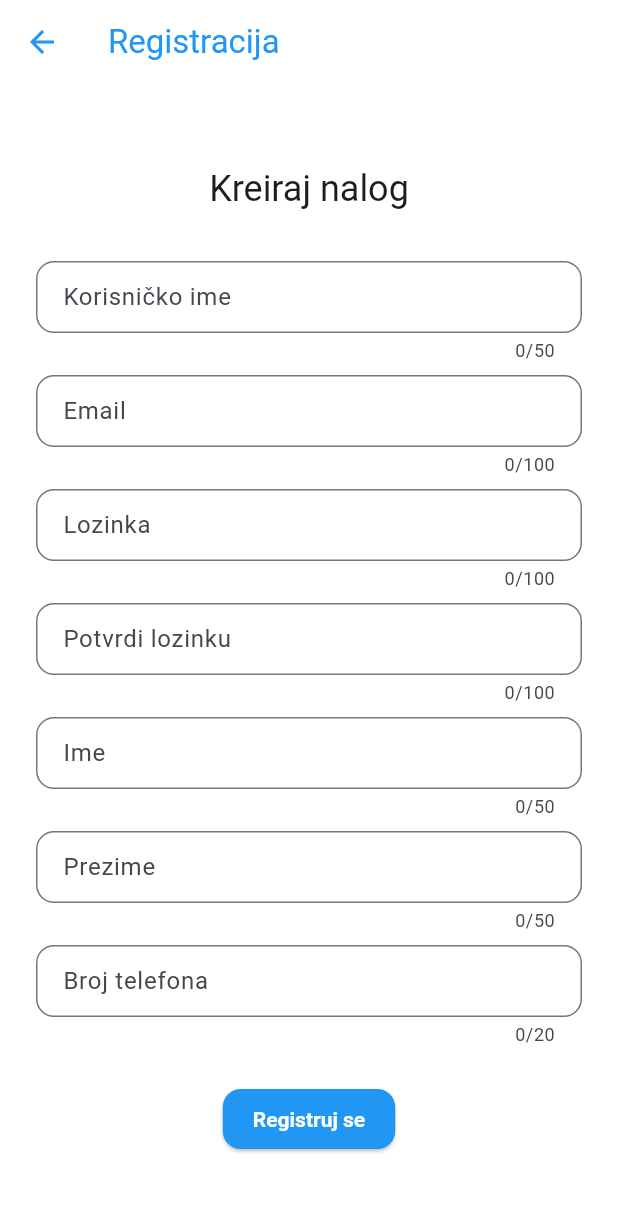
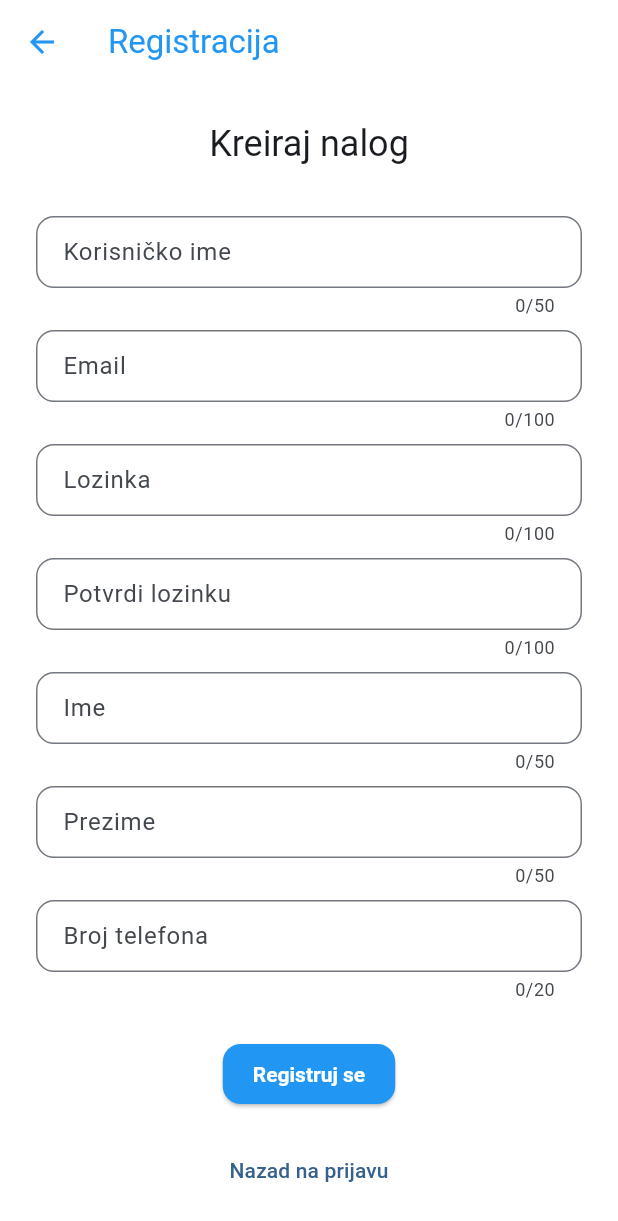
Before and after one commit to Zenan23/HMS, a Flutter app: the RegistrationScreen screen opened by its route, on a phone screen of 412 x 824 dp. Shown: the top 1221 px of the screen. Run offline on Flutter 3.47's test engine with Material 3 defaults, Android fonts, the phone set to English and light mode, and no system bars; our stand-ins replace fl_chart, flutter_secure_storage; missing offline and left inert: signalr_netcore; accounts and stored records are empty.

```diff
--- a/Mobile/hotel_booking_app/lib/screens/registration_screen.dart
+++ b/Mobile/hotel_booking_app/lib/screens/registration_screen.dart
@@ -47,7 +47,13 @@ class _RegistrationScreenState extends State<RegistrationScreen> {
   @override
   Widget build(BuildContext context) {
     return Scaffold(
-      appBar: AppBar(title: const Text('Registracija')),
+      appBar: AppBar(
+        title: const Text('Registracija'),
+        leading: IconButton(
+          icon: const Icon(Icons.arrow_back),
+          onPressed: () => Navigator.pushReplacementNamed(context, '/login'),
+        ),
+      ),
       body: Center(
         child: SingleChildScrollView(
           padding: const EdgeInsets.all(24),
@@ -122,6 +128,11 @@ class _RegistrationScreenState extends State<RegistrationScreen> {
                         onPressed: () => _register(context),
                         child: const Text('Registruj se'),
                       ),
+                const SizedBox(height: 16),
+                TextButton(
+                  onPressed: () => Navigator.pushReplacementNamed(context, '/login'),
+                  child: const Text('Nazad na prijavu'),
+                ),
               ],
             ),
           ),
```
Also changed, not shown: Mobile/hotel_booking_app/lib/services/auth_service.dart (+18 -0 lines), Mobile/hotel_booking_app/lib/services/hotels_service.dart (+9 -0 lines), Mobile/hotel_booking_app/lib/services/reservations_service.dart (+12 -0 lines), 2 other files.
